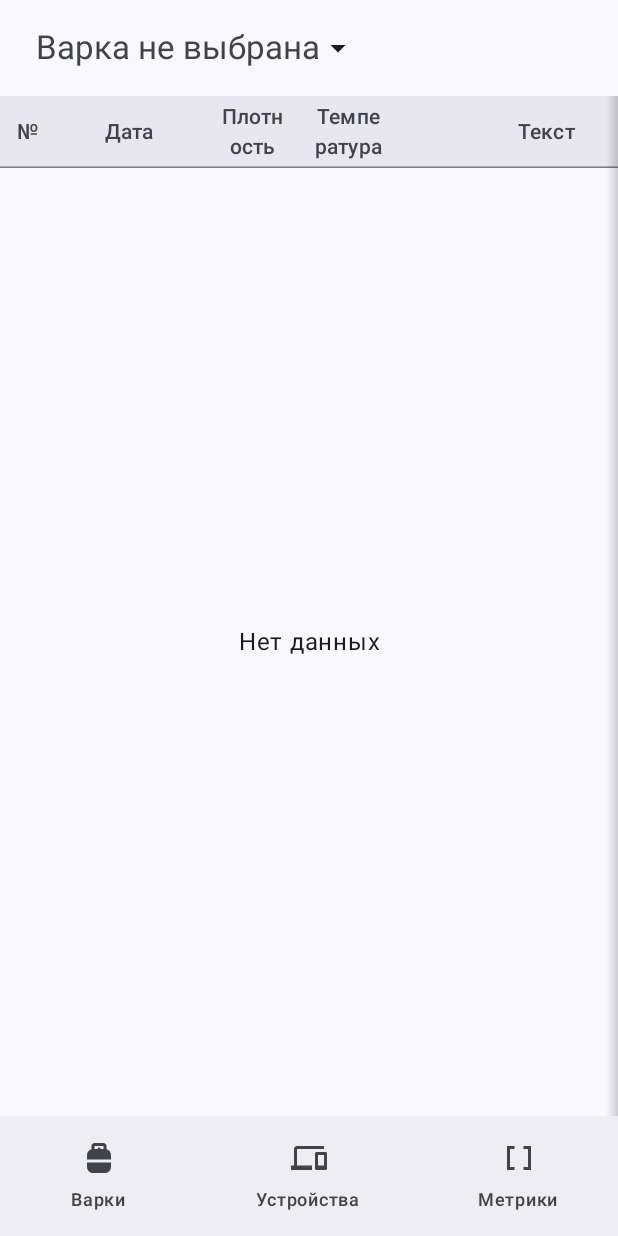
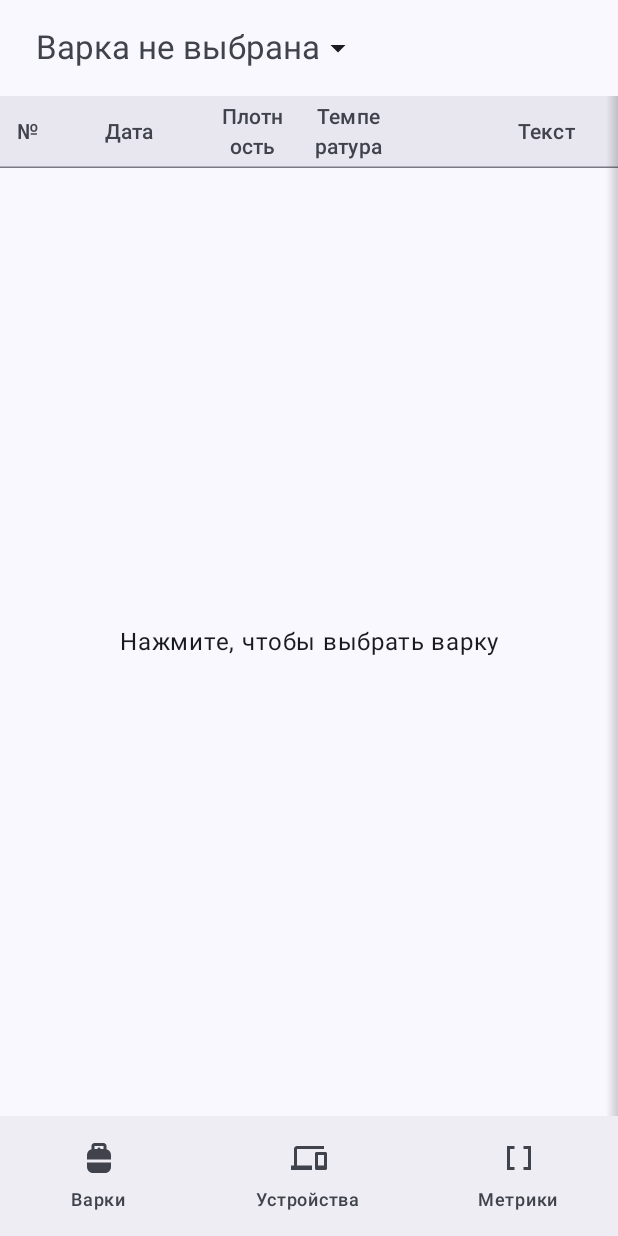
Before and after one commit to vikvlg/SpindelAndroid, an Android app built with Jetpack Compose: the RawDataRoute screen opened through its navigation route, on a phone screen of 412 x 824 dp. Run offline under Robolectric (Android 15) with nearby library versions, the phone set to English and light mode, and no system bars; our stand-ins replace Dagger/Hilt's generated code; libraries missing offline, so code that uses them is left out: androidx.hilt.lifecycle.

Commit message:
SPI-3. Добавлен кастомный плейс-холдер с состояниями:  - действие "загрузить данные";  - плашка "загрузка данных";  - плашка "нет данных".

```diff
--- a/feature/rawdata/src/main/java/ru/vik/spindel/feature/rawdata/RawDataScreen.kt
+++ b/feature/rawdata/src/main/java/ru/vik/spindel/feature/rawdata/RawDataScreen.kt
@@ -1,5 +1,6 @@
 package ru.vik.spindel.feature.rawdata
 
+import androidx.annotation.StringRes
 import androidx.compose.animation.AnimatedVisibility
 import androidx.compose.animation.fadeIn
 import androidx.compose.animation.fadeOut
@@ -8,6 +9,7 @@ import androidx.compose.foundation.layout.Box
 import androidx.compose.foundation.layout.Column
 import androidx.compose.foundation.layout.WindowInsets
 import androidx.compose.foundation.layout.WindowInsetsSides
+import androidx.compose.foundation.layout.fillMaxSize
 import androidx.compose.foundation.layout.fillMaxWidth
 import androidx.compose.foundation.layout.height
 import androidx.compose.foundation.layout.only
@@ -41,7 +43,6 @@ import ru.vik.spindel.core.designsystem.ScreenPreviews
 import ru.vik.spindel.core.designsystem.component.ScrollToTopButton
 import ru.vik.spindel.core.designsystem.component.datatable.DataTable
 import ru.vik.spindel.core.designsystem.component.datatable.DataTableColumn
-import ru.vik.spindel.core.designsystem.component.datatable.DataTableDefaults
 import ru.vik.spindel.core.designsystem.component.datatable.DataTableState
 import ru.vik.spindel.core.designsystem.component.datatable.rememberDataTableState
 
@@ -89,7 +90,7 @@ fun RawDataScreen(
                 DataTable(
                     items = state.metrics.list,
                     key = { metric -> metric.id },
-                    placeHolder = { DataTableDefaults.PlaceHolder(if (state.metrics.isLoading) R.string.rawdata_table_loading else R.string.rawdata_table_empty)  },
+                    placeHolder = { TablePlaceHolder(state = state, onClick = { showBrewPicker = true }) },
                     selectedKeys = state.metrics.selected,
                     onRowClick = { metric -> onIntent(RawDataIntent.ChangeRowSelected(metric.id)) },
                     columns = columns,
@@ -112,6 +113,48 @@ fun RawDataScreen(
             unassignedCount = state.brewPicker.unassignedCount,
             onSelect = { onIntent(RawDataIntent.SelectBrew(it)) },
             onDismiss = { showBrewPicker = false },
+        )
+    }
+}
+
+/**
+ * Плейс-холдер таблицы.
+ * В зависимости от UI-состояния меняет содержимое:
+ *  - действие "загрузить данные";
+ *  - плашка "загрузка данных";
+ *  - плашка "нет данных".
+ */
+@Composable
+private fun TablePlaceHolder(state: RawDataState, onClick: () -> Unit) {
+    val isNotSelected = (state.brewPicker.selection is BrewSelection.NotSelected)
+    val strId = if (isNotSelected) {
+        R.string.rawdata_table_initial
+    } else if (state.metrics.isLoading) R.string.rawdata_table_loading else R.string.rawdata_table_empty
+    val onClick: (() -> Unit)? = if (isNotSelected) onClick else null
+    TablePlaceHolder(strId = strId, onClick = onClick)
+}
+
+/** Плейс-холдер таблицы. **/
+@Composable
+private fun TablePlaceHolder(@StringRes strId: Int, onClick: (() -> Unit)? = null) {
+    Box(
+        modifier = Modifier
+            .fillMaxSize()
+            .then(
+                if (onClick == null) Modifier
+                else
+                    Modifier.clickable(
+                        onClickLabel = stringResource(R.string.rawdata_selector_action),
+                        onClick = onClick
+                    )
+            ),
+    ) {
+        Text(
+            modifier = Modifier
+                .fillMaxSize()
+                .wrapContentHeight(Alignment.CenterVertically),
+            text = stringResource(strId),
+            textAlign = TextAlign.Center,
         )
     }
 }
--- a/feature/rawdata/src/main/res/values/strings.xml
+++ b/feature/rawdata/src/main/res/values/strings.xml
@@ -14,6 +14,7 @@
     <string name="rawdata_brew_section_search_results">Результаты поиска</string>
     <string name="rawdata_brew_not_selected">Варка не выбрана</string>
 
+    <string name="rawdata_table_initial">Нажмите, чтобы выбрать варку</string>
     <string name="rawdata_table_empty">Нет данных</string>
     <string name="rawdata_table_loading">Загрузка данных</string>
     <string name="rawdata_column_id">№</string>
```
